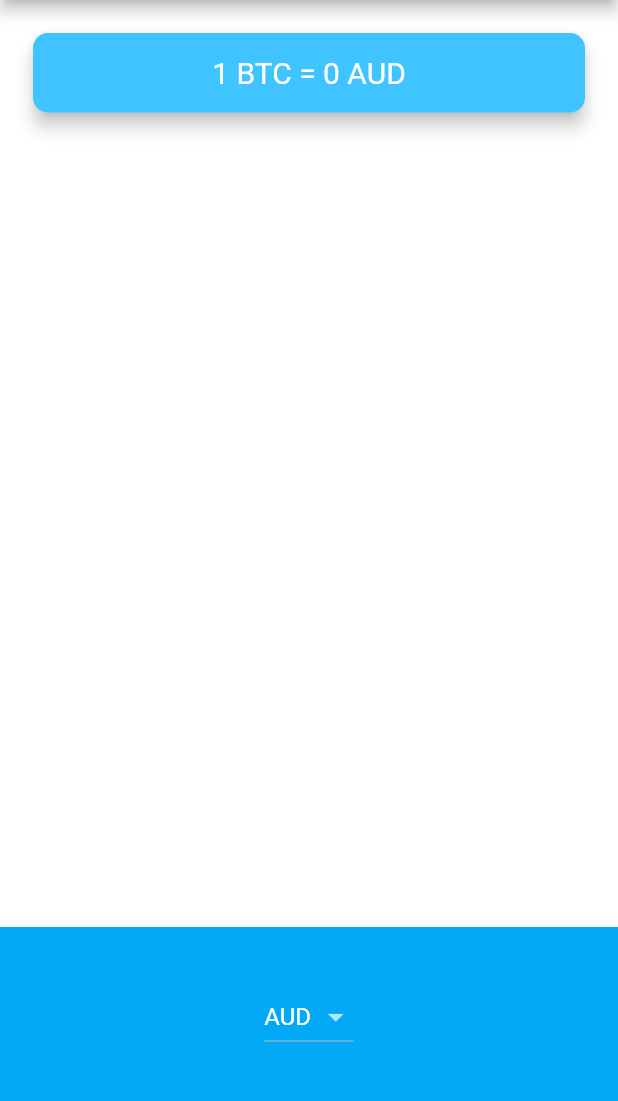
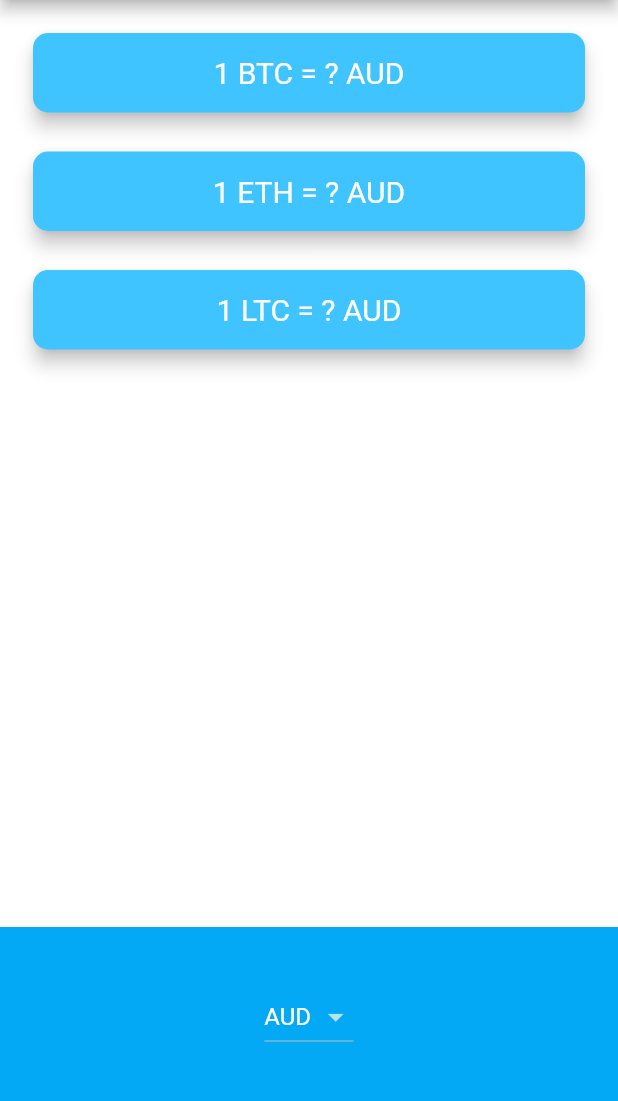
Before and after one commit to Mahmoudhweedy/BitCoin-Ticker, a Flutter app: the screen it shows after launch, on a phone screen of 412 x 824 dp, the part 84-1185 px from its top. Run offline on Flutter 3.47's test engine with Material 2 defaults, Android fonts, the phone set to English and light mode, and no system bars; network calls fail.

Commit message:
Update price_screen.dart

```diff
--- a/lib/price_screen.dart
+++ b/lib/price_screen.dart
@@ -2,6 +2,8 @@ import 'package:flutter/material.dart';
 import 'coin_data.dart';
 import 'package:flutter/cupertino.dart';
 import 'dart:io' show Platform;
+
+import 'crypto_card.dart';
 
 class PriceScreen extends StatefulWidget {
   @override
@@ -44,19 +46,25 @@ class _PriceScreenState extends State<PriceScreen> {
     return CupertinoPicker(
       itemExtent: 35.0,
       onSelectedItemChanged: (selectedIndex) {
-        print(selectedIndex);
+        setState(() {
+          selectedCurrency = currenciesList[selectedIndex];
+          getData();
+        });
       },
       children: pickerItems,
     );
   }
 
-  String bitCoinValue = '0';
+  Map<String, String> coinValues = {};
+  bool isWaiting = false;
+
   void getData() async {
+    isWaiting = true;
     try {
-      double data = await CoinData().getCoinData(selectedCurrency);
-      String newValue = data.toStringAsFixed(0);
+      var data = await CoinData().getCoinData(selectedCurrency);
+      isWaiting = false;
       setState(() {
-        bitCoinValue = newValue;
+        coinValues = data;
       });
     } catch (e) {
       print(e);
@@ -69,6 +77,23 @@ class _PriceScreenState extends State<PriceScreen> {
     getData();
   }
 
+  Column makeCards() {
+    List<CryptoCard> cryptoCards = [];
+    for (String crypto in cryptoList) {
+      cryptoCards.add(
+        CryptoCard(
+          cryptoCurrency: crypto,
+          selectedCurrency: selectedCurrency,
+          value: isWaiting ? '?' : coinValues[crypto],
+        ),
+      );
+    }
+    return Column(
+      crossAxisAlignment: CrossAxisAlignment.stretch,
+      children: cryptoCards,
+    );
+  }
+
   Widget build(BuildContext context) {
     return Scaffold(
       appBar: AppBar(
@@ -78,27 +103,7 @@ class _PriceScreenState extends State<PriceScreen> {
         mainAxisAlignment: MainAxisAlignment.spaceBetween,
         crossAxisAlignment: CrossAxisAlignment.stretch,
         children: <Widget>[
-          Padding(
-            padding: EdgeInsets.fromLTRB(18.0, 18.0, 18.0, 0),
-            child: Card(
-              color: Colors.lightBlueAccent,
-              elevation: 5.0,
-              shape: RoundedRectangleBorder(
-                borderRadius: BorderRadius.circular(10.0),
-              ),
-              child: Padding(
-                padding: EdgeInsets.symmetric(vertical: 15.0, horizontal: 28.0),
-                child: Text(
-                  '1 BTC = $bitCoinValue $selectedCurrency',
-                  textAlign: TextAlign.center,
-                  style: TextStyle(
-                    fontSize: 20.0,
-                    color: Colors.white,
-                  ),
-                ),
-              ),
-            ),
-          ),
+          makeCards(),
           Container(
             height: 150.0,
             alignment: Alignment.center,
```
